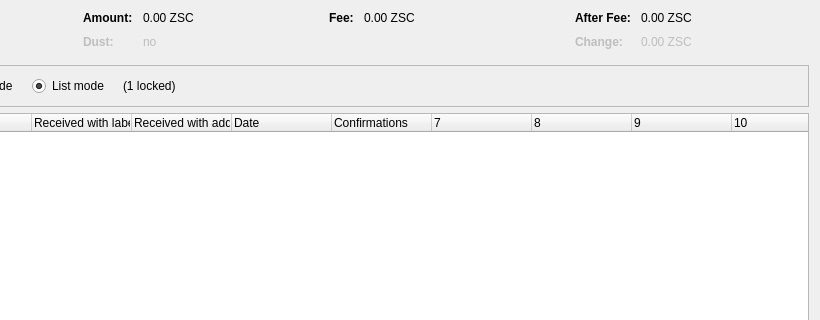
skullcoin-project/skullcoin, file src/qt/forms/coincontroldialog.ui: the form before one commit; both pictures show x 180 to 1000 and y 0 to 320 of the 1000 by 500 pixel window.
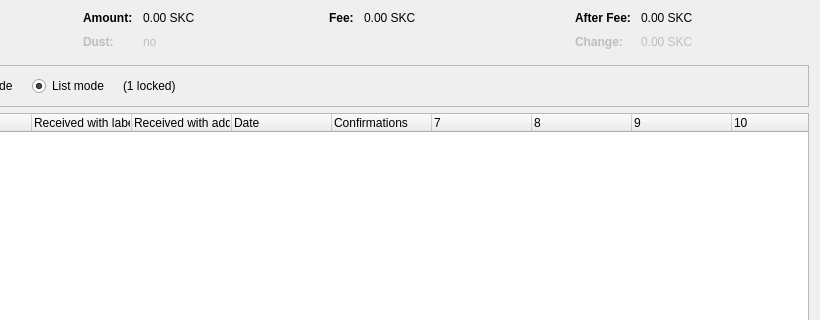
The form after the commit. Custom widgets are drawn as their Qt base class.

```diff
--- a/src/qt/forms/coincontroldialog.ui
+++ b/src/qt/forms/coincontroldialog.ui
@@ -132,7 +132,7 @@
           <enum>Qt::ActionsContextMenu</enum>
          </property>
          <property name="text">
-          <string notr="true">0.00 ZSC</string>
+          <string notr="true">0.00 SKC</string>
          </property>
          <property name="textInteractionFlags">
           <set>Qt::LinksAccessibleByMouse|Qt::TextSelectableByKeyboard|Qt::TextSelectableByMouse</set>
@@ -212,7 +212,7 @@
           <enum>Qt::ActionsContextMenu</enum>
          </property>
          <property name="text">
-          <string notr="true">0.00 ZSC</string>
+          <string notr="true">0.00 SKC</string>
          </property>
          <property name="textInteractionFlags">
           <set>Qt::LinksAccessibleByMouse|Qt::TextSelectableByKeyboard|Qt::TextSelectableByMouse</set>
@@ -257,7 +257,7 @@
           <enum>Qt::ActionsContextMenu</enum>
          </property>
          <property name="text">
-          <string notr="true">0.00 ZSC</string>
+          <string notr="true">0.00 SKC</string>
          </property>
          <property name="textInteractionFlags">
           <set>Qt::LinksAccessibleByMouse|Qt::TextSelectableByKeyboard|Qt::TextSelectableByMouse</set>
@@ -292,7 +292,7 @@
           <enum>Qt::ActionsContextMenu</enum>
          </property>
          <property name="text">
-          <string notr="true">0.00 ZSC</string>
+          <string notr="true">0.00 SKC</string>
          </property>
          <property name="textInteractionFlags">
           <set>Qt::LinksAccessibleByMouse|Qt::TextSelectableByKeyboard|Qt::TextSelectableByMouse</set>
```
